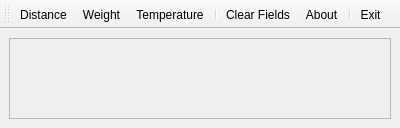
Qt form mainwindow.ui (dimitris47/units) before a commit.
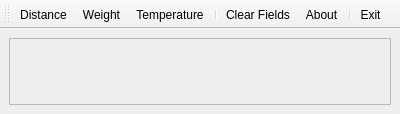
The same form after that commit. Icons and pictures are not drawn.

```diff
--- a/mainwindow.ui
+++ b/mainwindow.ui
@@ -7,7 +7,7 @@
     <x>0</x>
     <y>0</y>
     <width>400</width>
-    <height>128</height>
+    <height>114</height>
    </rect>
   </property>
   <property name="windowTitle">
```
